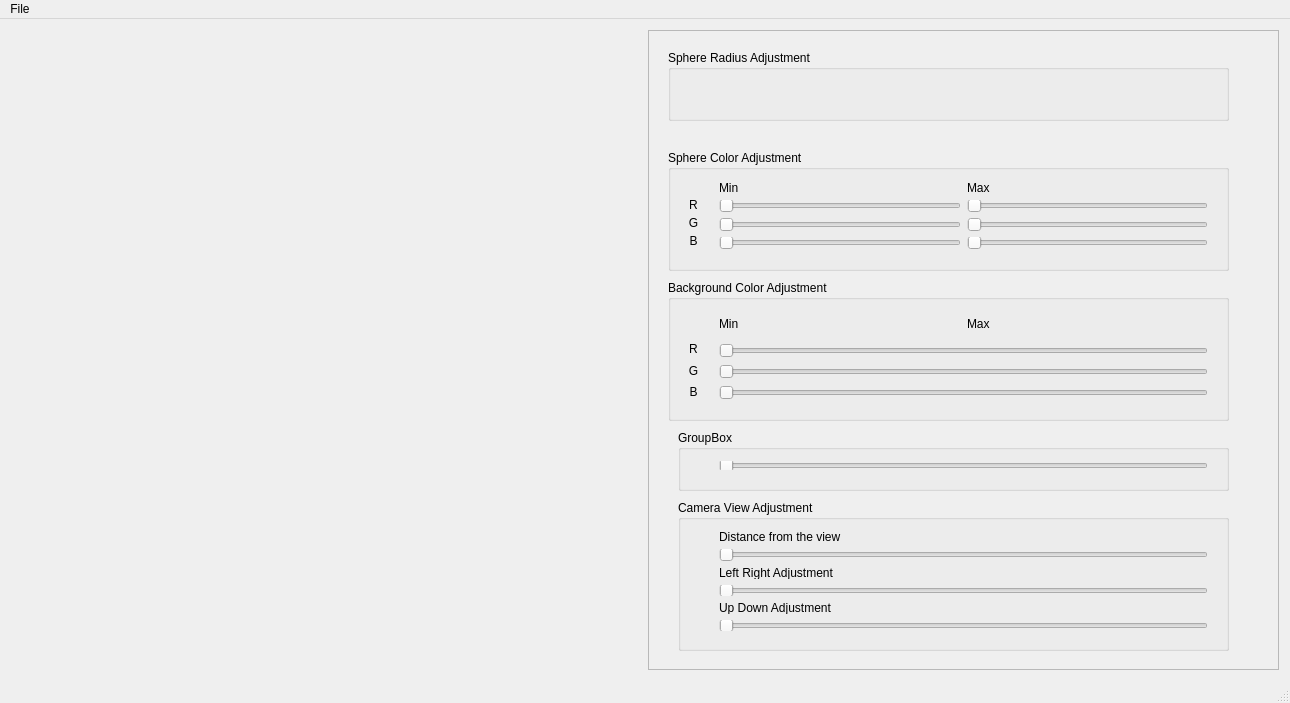
Before: the Qt Designer form mainwindowform.ui in kavindukk/Ball_Fountain, drawn with Qt 5.
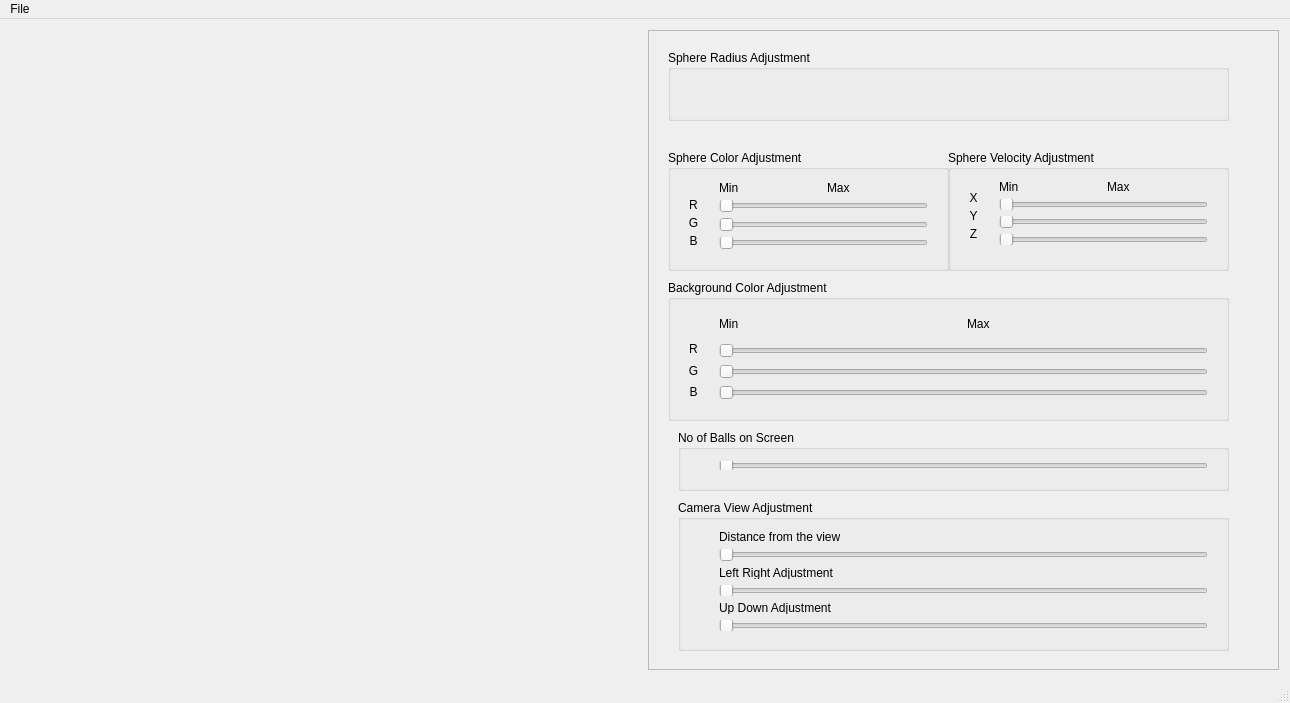
After: the same form once the commit is applied. Icons and pictures are not drawn. Custom widgets are drawn as their Qt base class.

Commit message: random velocities gets generated

Diff of the .ui file:
```diff
--- a/mainwindowform.ui
+++ b/mainwindowform.ui
@@ -30,7 +30,7 @@
       <property name="frameShadow">
        <enum>QFrame::Raised</enum>
       </property>
-      <widget class="QWidget" name="">
+      <widget class="QWidget" name="layoutWidget">
        <property name="geometry">
         <rect>
          <x>30</x>
@@ -203,7 +203,7 @@
         <rect>
          <x>20</x>
          <y>120</y>
-         <width>561</width>
+         <width>281</width>
          <height>121</height>
         </rect>
        </property>
@@ -234,7 +234,7 @@
         </rect>
        </property>
        <property name="title">
-        <string>GroupBox</string>
+        <string>No of Balls on Screen</string>
        </property>
       </widget>
       <widget class="QGroupBox" name="groupBox_5">
@@ -250,7 +250,7 @@
         <string>Camera View Adjustment</string>
        </property>
       </widget>
-      <widget class="QWidget" name="">
+      <widget class="QWidget" name="layoutWidget">
        <property name="geometry">
         <rect>
          <x>60</x>
@@ -279,7 +279,7 @@
         </item>
        </layout>
       </widget>
-      <widget class="QWidget" name="">
+      <widget class="QWidget" name="layoutWidget">
        <property name="geometry">
         <rect>
          <x>60</x>
@@ -305,12 +305,12 @@
         </item>
        </layout>
       </widget>
-      <widget class="QWidget" name="">
+      <widget class="QWidget" name="layoutWidget">
        <property name="geometry">
         <rect>
          <x>60</x>
          <y>140</y>
-         <width>511</width>
+         <width>231</width>
          <height>90</height>
         </rect>
        </property>
@@ -349,13 +349,6 @@
                 </property>
                </widget>
               </item>
-              <item>
-               <widget class="QSlider" name="horizontalSlider_4">
-                <property name="orientation">
-                 <enum>Qt::Horizontal</enum>
-                </property>
-               </widget>
-              </item>
              </layout>
             </item>
             <item>
@@ -370,13 +363,6 @@
                 </property>
                </widget>
               </item>
-              <item>
-               <widget class="QSlider" name="horizontalSlider_6">
-                <property name="orientation">
-                 <enum>Qt::Horizontal</enum>
-                </property>
-               </widget>
-              </item>
              </layout>
             </item>
             <item>
@@ -391,13 +377,6 @@
                 </property>
                </widget>
               </item>
-              <item>
-               <widget class="QSlider" name="horizontalSlider_8">
-                <property name="orientation">
-                 <enum>Qt::Horizontal</enum>
-                </property>
-               </widget>
-              </item>
              </layout>
             </item>
            </layout>
@@ -406,7 +385,7 @@
         </item>
        </layout>
       </widget>
-      <widget class="QWidget" name="">
+      <widget class="QWidget" name="layoutWidget">
        <property name="geometry">
         <rect>
          <x>60</x>
@@ -425,7 +404,7 @@
         </item>
        </layout>
       </widget>
-      <widget class="QWidget" name="">
+      <widget class="QWidget" name="layoutWidget">
        <property name="geometry">
         <rect>
          <x>60</x>
@@ -491,6 +470,133 @@
         </item>
        </layout>
       </widget>
+      <widget class="QWidget" name="layoutWidget_2">
+       <property name="geometry">
+        <rect>
+         <x>310</x>
+         <y>150</y>
+         <width>31</width>
+         <height>71</height>
+        </rect>
+       </property>
+       <layout class="QVBoxLayout" name="verticalLayout_10">
+        <item>
+         <widget class="QLabel" name="label_13">
+          <property name="text">
+           <string>X</string>
+          </property>
+          <property name="alignment">
+           <set>Qt::AlignCenter</set>
+          </property>
+         </widget>
+        </item>
+        <item>
+         <widget class="QLabel" name="label_17">
+          <property name="text">
+           <string>Y</string>
+          </property>
+          <property name="alignment">
+           <set>Qt::AlignCenter</set>
+          </property>
+         </widget>
+        </item>
+        <item>
+         <widget class="QLabel" name="label_18">
+          <property name="text">
+           <string>Z</string>
+          </property>
+          <property name="alignment">
+           <set>Qt::AlignCenter</set>
+          </property>
+         </widget>
+        </item>
+       </layout>
+      </widget>
+      <widget class="QWidget" name="layoutWidget_3">
+       <property name="geometry">
+        <rect>
+         <x>340</x>
+         <y>140</y>
+         <width>231</width>
+         <height>86</height>
+        </rect>
+       </property>
+       <layout class="QVBoxLayout" name="verticalLayout_11">
+        <item>
+         <layout class="QHBoxLayout" name="horizontalLayout_16">
+          <item>
+           <widget class="QLabel" name="label_19">
+            <property name="text">
+             <string>Min</string>
+            </property>
+           </widget>
+          </item>
+          <item>
+           <widget class="QLabel" name="label_20">
+            <property name="text">
+             <string>Max</string>
+            </property>
+           </widget>
+          </item>
+         </layout>
+        </item>
+        <item>
+         <layout class="QHBoxLayout" name="horizontalLayout_17">
+          <item>
+           <widget class="QSlider" name="horizontalSlider_4">
+            <property name="maximum">
+             <number>5</number>
+            </property>
+            <property name="orientation">
+             <enum>Qt::Horizontal</enum>
+            </property>
+           </widget>
+          </item>
+         </layout>
+        </item>
+        <item>
+         <layout class="QHBoxLayout" name="horizontalLayout_18">
+          <item>
+           <widget class="QSlider" name="horizontalSlider_6">
+            <property name="maximum">
+             <number>5</number>
+            </property>
+            <property name="orientation">
+             <enum>Qt::Horizontal</enum>
+            </property>
+           </widget>
+          </item>
+         </layout>
+        </item>
+        <item>
+         <layout class="QHBoxLayout" name="horizontalLayout_19">
+          <item>
+           <widget class="QSlider" name="horizontalSlider_8">
+            <property name="maximum">
+             <number>5</number>
+            </property>
+            <property name="orientation">
+             <enum>Qt::Horizontal</enum>
+            </property>
+           </widget>
+          </item>
+         </layout>
+        </item>
+       </layout>
+      </widget>
+      <widget class="QGroupBox" name="groupBox_6">
+       <property name="geometry">
+        <rect>
+         <x>300</x>
+         <y>120</y>
+         <width>281</width>
+         <height>121</height>
+        </rect>
+       </property>
+       <property name="title">
+        <string>Sphere Velocity Adjustment</string>
+       </property>
+      </widget>
      </widget>
     </item>
    </layout>
```
The commit also changes 2 other files.
